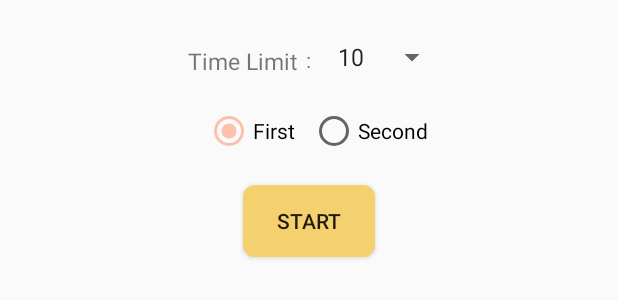
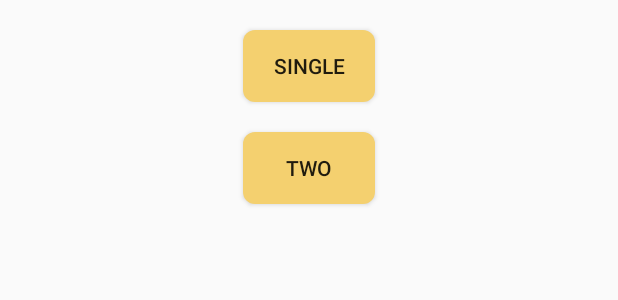
Before and after one commit to anthiny/TicTacToe, an Android app: the layout setting_dialog.xml on its own in the app's theme, with its tools: preview values and no code run, on a phone screen of 412 x 824 dp. Shown: the top 300 px of the screen. Run offline under Robolectric (Android 15) with nearby library versions, the phone set to English and light mode, and no system bars; Roboto replaces fonts that are not available here.

Commit message:
add TwoPlayer Mode

```diff
--- a/app/src/main/java/com/example/anthonykim/kim/TicTacToeContract.java
+++ b/app/src/main/java/com/example/anthonykim/kim/TicTacToeContract.java
@@ -8,15 +8,13 @@ public interface TicTacToeContract {
     interface PublishToGameTable{
         void showHumanMark(int idx);
         void showTicphagoMark(int idx);
-        void showDialog(String text);
+        void showDialog(int text);
         void showOverlapToast();
         void resetGameTable();
     }
 
     interface PublishToStatus{
         void chooseFirst();
-        void setProgressMax(int maxValue);
-        void changingProgressValue(int value);
         void finishApp();
     }
 
@@ -28,7 +26,7 @@ public interface TicTacToeContract {
     }
 
     interface ForwardStatusInteractionToPresenter{
-        void saveSetting(int timeLimit, boolean isFirst);
+        void saveSetting(boolean isFirst);
         void onResetButtonClick();
     }
 }
--- a/app/src/main/res/layout/setting_dialog.xml
+++ b/app/src/main/res/layout/setting_dialog.xml
@@ -4,82 +4,26 @@
     android:layout_width="match_parent"
     android:layout_height="match_parent"
     android:layout_gravity="center">
-    <RelativeLayout
-        android:id="@+id/first"
-        android:layout_width="match_parent"
-        android:layout_height="wrap_content"
-        android:layout_marginTop="30dp"
-        android:layout_centerHorizontal="true"
-        >
-        <TextView
-            android:id="@+id/center"
-            android:layout_width="wrap_content"
-            android:layout_height="wrap_content"
-            android:text="@string/setting_dialog_center"
-            android:layout_marginLeft="5dp"
-            android:layout_marginStart="5dp"
-            android:layout_marginRight="10dp"
-            android:layout_marginEnd="10dp"
-            android:layout_centerHorizontal="true"
-            />
-        <TextView
-            android:id="@+id/spinnerText"
-            android:layout_width="wrap_content"
-            android:layout_height="wrap_content"
-            android:layout_toLeftOf="@+id/center"
-            android:layout_toStartOf="@+id/center"
-            android:textSize="15sp"
-            android:text="@string/setting_dialog_spinnerTitle"
-            />
-        <Spinner
-            android:id="@+id/limitTimeTable"
-            android:layout_width="wrap_content"
-            android:layout_height="wrap_content"
-            android:layout_toRightOf="@+id/center"
-            android:layout_toEndOf="@+id/center"
-            android:layout_marginTop="-4dp"
-            android:entries="@array/time_table"
-            />
-    </RelativeLayout>
 
-    <RadioGroup
-        android:id="@+id/choose"
+    <Button
+        android:id="@+id/singlePlay"
         android:layout_width="wrap_content"
         android:layout_height="wrap_content"
-        android:orientation="horizontal"
+        android:background="@drawable/rounded_button"
         android:layout_centerHorizontal="true"
-        android:layout_below="@+id/first"
+        android:text="@string/setting_dialog_singlePlayer"
         android:layout_marginTop="20dp"
-        >
-
-        <RadioButton
-            android:id="@+id/optionFirst"
-            android:layout_width="wrap_content"
-            android:layout_height="wrap_content"
-            android:checked="true"
-            android:layout_marginRight="10dp"
-            android:layout_marginLeft="10dp"
-            android:text="@string/setting_dialog_first"
-            />
-
-        <RadioButton
-            android:id="@+id/optionSecond"
-            android:layout_width="wrap_content"
-            android:layout_height="wrap_content"
-            android:text="@string/setting_dialog_second"
-            />
-
-    </RadioGroup>
+        />
 
     <Button
-        android:id="@+id/startButton"
+        android:id="@+id/twoPlay"
         android:background="@drawable/rounded_button"
-        android:layout_below="@+id/choose"
+        android:layout_below="@+id/singlePlay"
         android:layout_width="wrap_content"
         android:layout_height="wrap_content"
         android:layout_centerHorizontal="true"
         android:layout_marginTop="20dp"
-        android:text="@string/setting_dialog_startButton"
+        android:text="@string/setting_dialog_twoPlayer"
         android:layout_marginBottom="30dp"
         />
 
--- a/app/src/main/res/values/strings.xml
+++ b/app/src/main/res/values/strings.xml
@@ -2,18 +2,11 @@
     <string name="app_name">Tap TicTacToe</string>
     <string name="setting_dialog_title">Setting</string>
     <string name="setting_dialog_chooseFirst">Choose First or Second</string>
+    <string name="setting_dialog_singlePlayer">Single</string>
+    <string name="setting_dialog_twoPlayer">Two</string>
     <string name="setting_dialog_first">First</string>
     <string name="setting_dialog_second">Second</string>
-    <string name="setting_dialog_selectTimeLimit">Select Time Limit</string>
-    <string name="setting_dialog_spinnerTitle">Time Limit</string>
-    <string name="setting_dialog_center"> : </string>
-    <string name="setting_dialog_startButton">Start</string>
     <string name="overlap_toast">Already Clicked</string>
-    <string-array name="time_table">
-        <item>10</item>
-        <item>20</item>
-        <item>30</item>
-    </string-array>
     <string name="reset_button">Reset</string>
     <string name="result_dialog_AiWin">Winner is Ticphago</string>
     <string name="result_dialog_HumanWin">Winner is Human</string>
@@ -21,5 +14,9 @@
     <string name="result_dialog_end">END</string>
     <string name="who_ai">AI</string>
     <string name="who_human">HUMAN</string>
+    <string name="who_circle">Circle Player</string>
+    <string name="who_x">X Player</string>
+    <string name="who_draw">Draw</string>
+    <string name="win_string">Win !</string>
     <string name="description">ITEM</string>
 </resources>
--- a/app/src/main/res/values/styles.xml
+++ b/app/src/main/res/values/styles.xml
@@ -1,11 +1,23 @@
 <resources>
 
     <!-- Base application theme. -->
-    <style name="AppTheme" parent="Theme.AppCompat.Light">
+    <style name="AppTheme" parent="Theme.AppCompat.Light.DarkActionBar">
         <!-- Customize your theme here. -->
         <item name="colorPrimary">@color/colorCyanAzure</item>
         <item name="colorPrimaryDark">@color/colorWhite</item>
-        <item name="colorAccent">@color/colorMelon</item>
+    </style>
+
+    <style name="AppBaseTheme" parent="@style/Theme.AppCompat.Light.DarkActionBar">
+        <item name="actionBarStyle">@style/AppTheme.MyActionBar</item>
+    </style>
+
+    <style name="AppTheme.MyActionBar" parent="@style/Widget.AppCompat.ActionBar.Solid">
+        <item name="titleTextStyle">@style/MyTheme.MyActionBar.TitleTextStyle</item>
+    </style>
+
+    <style name="MyTheme.MyActionBar.TitleTextStyle" parent="@style/TextAppearance.AppCompat.Widget.ActionBar.Title">
+        <item name="android:textColor">@color/colorOrangeYellow</item>
+        <item name="android:textStyle">normal</item>
     </style>
 
 </resources>
--- a/build.gradle
+++ b/build.gradle
@@ -6,7 +6,7 @@ buildscript {
         mavenCentral()
     }
     dependencies {
-        classpath 'com.android.tools.build:gradle:2.2.2'
+        classpath 'com.android.tools.build:gradle:2.2.3'
         classpath 'com.neenbedankt.gradle.plugins:android-apt:1.8'
         // NOTE: Do not place your application dependencies here; they belong
         // in the individual module build.gradle files
```
Also changed, not shown: app/src/main/java/com/example/anthonykim/kim/Model/GameTableModel.java (+26 -20 lines), app/src/main/java/com/example/anthonykim/kim/Model/TicTacToe.java (+48 -30 lines), app/src/main/java/com/example/anthonykim/kim/Presenter/TicTacToePresenter.java (+5 -63 lines), app/src/main/java/com/example/anthonykim/kim/View/GameTableFragment.java (+21 -3 lines), app/src/main/java/com/example/anthonykim/kim/View/StatusFragment.java (+15 -28 lines), app/src/main/java/com/example/anthonykim/kim/View/TicTacToeActivity.java (+0 -20 lines), app/src/main/res/layout/status_fragment.xml (+1 -13 lines).
